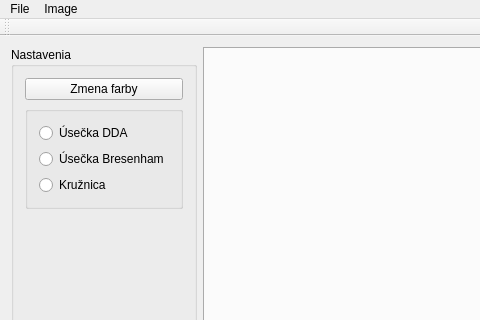
karinjanovjakova/grafika_cv2, file ImageViewer.ui: the form before one commit; both pictures show x 0 to 480 and y 0 to 320 of the 818 by 646 pixel window.
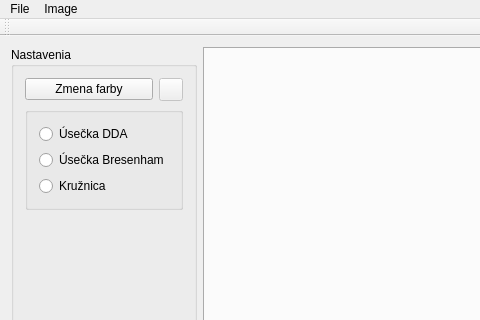
The form after the commit.

Commit message: pridana vzorka farby

What changed in the file:
```diff
--- a/ImageViewer.ui
+++ b/ImageViewer.ui
@@ -2,6 +2,9 @@
 <ui version="4.0">
  <class>ImageViewerClass</class>
  <widget class="QMainWindow" name="ImageViewerClass">
+  <property name="enabled">
+   <bool>true</bool>
+  </property>
   <property name="geometry">
    <rect>
     <x>0</x>
@@ -20,13 +23,27 @@
       <property name="title">
        <string>Nastavenia</string>
       </property>
-      <layout class="QVBoxLayout" name="verticalLayout_3">
+      <layout class="QVBoxLayout" name="verticalLayout_2">
+       <item>
+        <layout class="QHBoxLayout" name="horizontalLayout_2">
        <item>
         <widget class="QPushButton" name="color">
          <property name="text">
           <string>Zmena farby</string>
          </property>
         </widget>
+         </item>
+         <item>
+          <widget class="QToolButton" name="farba">
+           <property name="enabled">
+            <bool>false</bool>
+           </property>
+           <property name="text">
+            <string/>
+           </property>
+          </widget>
+         </item>
+        </layout>
        </item>
        <item>
         <widget class="QGroupBox" name="groupBox_2">
```
Lines whose indentation alone changed are shown as unchanged. The commit also changes 1 other file.
